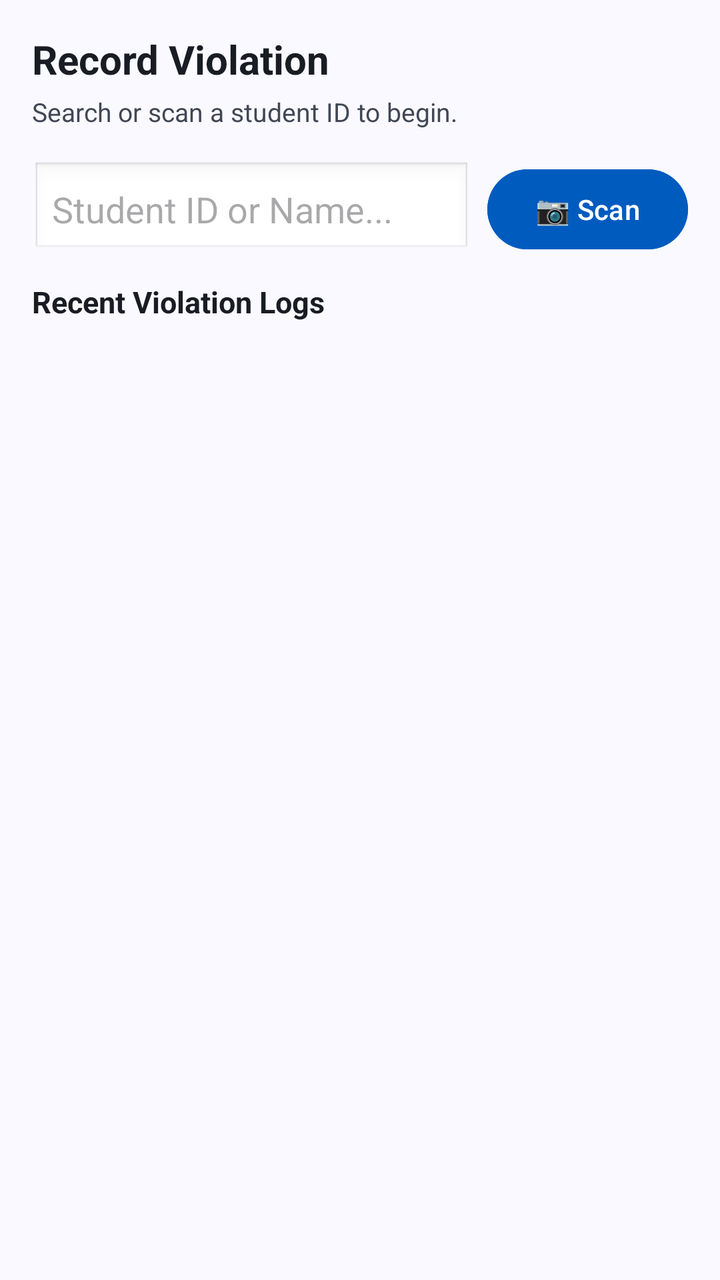
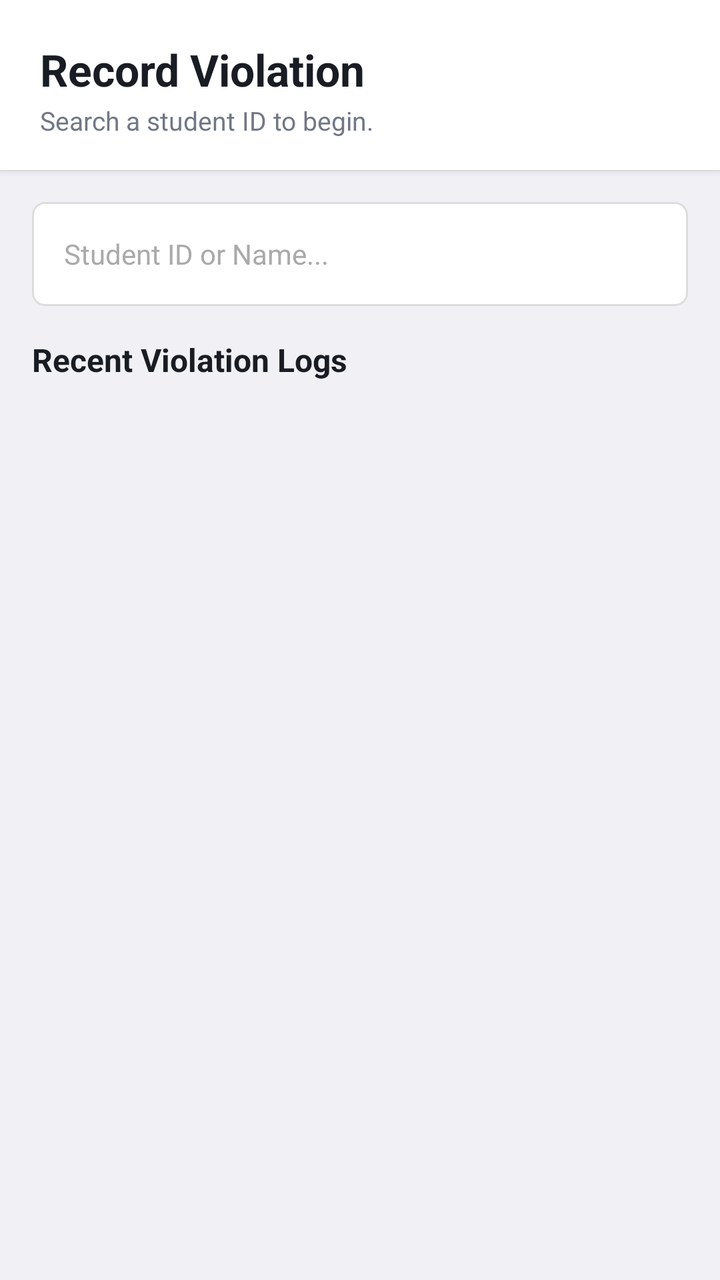

The first picture is an Android layout as it rendered before a commit; the second is the same layout after the commit. The layout source and the unified diff follow.
<!-- AndroidManifest.xml: application theme Theme.MBSISS -->
<!-- res/layout/fragment_violation.xml -->
<?xml version="1.0" encoding="utf-8"?>
<ScrollView
    xmlns:android="http://schemas.android.com/apk/res/android"
    android:layout_width="match_parent"
    android:layout_height="match_parent"
    android:background="#F9F9FF">

    <LinearLayout
        android:layout_width="match_parent"
        android:layout_height="wrap_content"
        android:orientation="vertical"
        android:padding="16dp">

        
        <TextView
            android:layout_width="wrap_content"
            android:layout_height="wrap_content"
            android:text="Record Violation"
            android:textSize="20sp"
            android:textStyle="bold"
            android:textColor="#191C23"
            android:layout_marginBottom="4dp"/>

        <TextView
            android:layout_width="wrap_content"
            android:layout_height="wrap_content"
            android:text="Search or scan a student ID to begin."
            android:textSize="13sp"
            android:textColor="#414754"
            android:layout_marginBottom="16dp"/>

        
        <LinearLayout
            android:layout_width="match_parent"
            android:layout_height="wrap_content"
            android:orientation="horizontal"
            android:gravity="center_vertical"
            android:layout_marginBottom="12dp">

            <EditText
                android:id="@+id/etSearch"
                android:layout_width="0dp"
                android:layout_height="wrap_content"
                android:layout_weight="1"
                android:hint="Student ID or Name..."
                android:inputType="text"
                android:padding="10dp"
                android:layout_marginEnd="8dp"
                android:background="@android:drawable/edit_text"/>

            <Button
                android:id="@+id/btnScanToFind"
                android:layout_width="wrap_content"
                android:layout_height="wrap_content"
                android:text="📷 Scan"
                android:backgroundTint="#005BBF"
                android:textColor="#FFFFFF"/>
        </LinearLayout>

        
        <LinearLayout
            android:id="@+id/cardStudent"
            android:layout_width="match_parent"
            android:layout_height="wrap_content"
            android:orientation="vertical"
            android:background="#FFFFFF"
            android:elevation="2dp"
            android:padding="16dp"
            android:layout_marginBottom="12dp"
            android:visibility="gone">

            <TextView
                android:id="@+id/tvStudentName"
                android:layout_width="wrap_content"
                android:layout_height="wrap_content"
                android:text="Student Name"
                android:textSize="17sp"
                android:textStyle="bold"
                android:textColor="#191C23"/>

            <TextView
                android:id="@+id/tvStudentId"
                android:layout_width="wrap_content"
                android:layout_height="wrap_content"
                android:text="ID: —"
                android:textSize="13sp"
                android:textColor="#414754"/>

            <TextView
                android:id="@+id/tvStudentCourse"
                android:layout_width="wrap_content"
                android:layout_height="wrap_content"
                android:text="Course | College"
                android:textSize="12sp"
                android:textColor="#727785"/>
        </LinearLayout>

        
        <LinearLayout
            android:id="@+id/layoutViolationSelector"
            android:layout_width="match_parent"
            android:layout_height="wrap_content"
            android:orientation="vertical"
            android:background="#FFFFFF"
            android:elevation="2dp"
            android:padding="16dp"
            android:layout_marginBottom="12dp"
            android:visibility="gone">

            <TextView
                android:layout_width="wrap_content"
                android:layout_height="wrap_content"
                android:text="Violation Category"
                android:textSize="12sp"
                android:textColor="#414754"
                android:layout_marginBottom="4dp"/>

            <Spinner
                android:id="@+id/spinnerCategory"
                android:layout_width="match_parent"
                android:layout_height="wrap_content"
                android:layout_marginBottom="12dp"/>

            <TextView
                android:layout_width="wrap_content"
                android:layout_height="wrap_content"
                android:text="Specific Violation"
                android:textSize="12sp"
                android:textColor="#414754"
                android:layout_marginBottom="4dp"/>

            <Spinner
                android:id="@+id/spinnerViolation"
                android:layout_width="match_parent"
                android:layout_height="wrap_content"
                android:layout_marginBottom="12dp"/>

            <TextView
                android:id="@+id/tvSeverityBadge"
                android:layout_width="wrap_content"
                android:layout_height="wrap_content"
                android:text="Severity: —"
                android:textColor="#FFFFFF"
                android:textSize="12sp"
                android:paddingHorizontal="12dp"
                android:paddingVertical="4dp"
                android:layout_marginBottom="12dp"
                android:background="#414754"/>

            <EditText
                android:id="@+id/etNotes"
                android:layout_width="match_parent"
                android:layout_height="wrap_content"
                android:hint="Notes (optional)"
                android:minLines="2"
                android:inputType="textMultiLine"
                android:padding="10dp"
                android:layout_marginBottom="12dp"
                android:background="@android:drawable/edit_text"/>

            <Button
                android:id="@+id/btnSubmitViolation"
                android:layout_width="match_parent"
                android:layout_height="wrap_content"
                android:text="Submit Violation"
                android:backgroundTint="#BA1A1A"
                android:textColor="#FFFFFF"/>
        </LinearLayout>

        
        <TextView
            android:layout_width="wrap_content"
            android:layout_height="wrap_content"
            android:text="Recent Violation Logs"
            android:textSize="15sp"
            android:textStyle="bold"
            android:textColor="#191C23"
            android:layout_marginBottom="8dp"/>

        
        <androidx.recyclerview.widget.RecyclerView
            android:id="@+id/recyclerLog"
            android:layout_width="match_parent"
            android:layout_height="400dp"
            android:nestedScrollingEnabled="false"/>

    </LinearLayout>
</ScrollView>
<!-- resources referenced by this layout -->
<resources>
  <style name="Theme.MBSISS" parent="Base.Theme.MBSISS" />
  <style name="Base.Theme.MBSISS" parent="Theme.Material3.DayNight.NoActionBar">
          
          
      </style>
</resources>

<!-- the commit's change to res/layout/fragment_violation.xml (unified diff, before → after) -->
@@ -1,188 +1,225 @@
 <?xml version="1.0" encoding="utf-8"?>
-<ScrollView
+<LinearLayout
     xmlns:android="http://schemas.android.com/apk/res/android"
     android:layout_width="match_parent"
     android:layout_height="match_parent"
-    android:background="#F9F9FF">
-
+    android:orientation="vertical"
+    android:background="#F0F0F5">
+
+    
     <LinearLayout
         android:layout_width="match_parent"
         android:layout_height="wrap_content"
+        android:background="#FFFFFF"
+        android:paddingHorizontal="20dp"
+        android:paddingTop="20dp"
+        android:paddingBottom="16dp"
         android:orientation="vertical"
-        android:padding="16dp">
-
-        
+        android:elevation="2dp">
+
         <TextView
             android:layout_width="wrap_content"
             android:layout_height="wrap_content"
             android:text="Record Violation"
-            android:textSize="20sp"
+            android:textSize="22sp"
             android:textStyle="bold"
-            android:textColor="#191C23"
-            android:layout_marginBottom="4dp"/>
+            android:textColor="#191C23"/>
 
         <TextView
             android:layout_width="wrap_content"
             android:layout_height="wrap_content"
-            android:text="Search or scan a student ID to begin."
+            android:text="Search a student ID to begin."
             android:textSize="13sp"
-            android:textColor="#414754"
-            android:layout_marginBottom="16dp"/>
-
-        
+            android:textColor="#727785"
+            android:layout_marginTop="2dp"/>
+    </LinearLayout>
+
+    <ScrollView
+        android:layout_width="match_parent"
+        android:layout_height="0dp"
+        android:layout_weight="1"
+        android:fillViewport="true">
+
         <LinearLayout
             android:layout_width="match_parent"
             android:layout_height="wrap_content"
-            android:orientation="horizontal"
-            android:gravity="center_vertical"
-            android:layout_marginBottom="12dp">
-
+            android:orientation="vertical"
+            android:paddingHorizontal="16dp"
+            android:paddingTop="16dp"
+            android:paddingBottom="24dp">
+
+            
             <EditText
                 android:id="@+id/etSearch"
-                android:layout_width="0dp"
-                android:layout_height="wrap_content"
-                android:layout_weight="1"
+                android:layout_width="match_parent"
+                android:layout_height="52dp"
                 android:hint="Student ID or Name..."
                 android:inputType="text"
-                android:padding="10dp"
-                android:layout_marginEnd="8dp"
-                android:background="@android:drawable/edit_text"/>
-
-            <Button
-                android:id="@+id/btnScanToFind"
-                android:layout_width="wrap_content"
-                android:layout_height="wrap_content"
-                android:text="📷 Scan"
-                android:backgroundTint="#005BBF"
-                android:textColor="#FFFFFF"/>
-        </LinearLayout>
-
-        
-        <LinearLayout
-            android:id="@+id/cardStudent"
-            android:layout_width="match_parent"
-            android:layout_height="wrap_content"
-            android:orientation="vertical"
-            android:background="#FFFFFF"
-            android:elevation="2dp"
-            android:padding="16dp"
-            android:layout_marginBottom="12dp"
-            android:visibility="gone">
-
-            <TextView
-                android:id="@+id/tvStudentName"
-                android:layout_width="wrap_content"
-                android:layout_height="wrap_content"
-                android:text="Student Name"
-                android:textSize="17sp"
-                android:textStyle="bold"
-                android:textColor="#191C23"/>
-
-            <TextView
-                android:id="@+id/tvStudentId"
-                android:layout_width="wrap_content"
-                android:layout_height="wrap_content"
-                android:text="ID: —"
-                android:textSize="13sp"
-                android:textColor="#414754"/>
-
-            <TextView
-                android:id="@+id/tvStudentCourse"
-                android:layout_width="wrap_content"
-                android:layout_height="wrap_content"
-                android:text="Course | College"
-                android:textSize="12sp"
-                android:textColor="#727785"/>
-        </LinearLayout>
-
-        
-        <LinearLayout
-            android:id="@+id/layoutViolationSelector"
-            android:layout_width="match_parent"
-            android:layout_height="wrap_content"
-            android:orientation="vertical"
-            android:background="#FFFFFF"
-            android:elevation="2dp"
-            android:padding="16dp"
-            android:layout_marginBottom="12dp"
-            android:visibility="gone">
-
+                android:paddingHorizontal="16dp"
+                android:paddingVertical="0dp"
+                android:textSize="14sp"
+                android:textColor="#191C23"
+                android:textColorHint="#AAAAAA"
+                android:background="@drawable/bg_search_field"
+                android:layout_marginBottom="16dp"
+                android:maxLines="1"
+                android:imeOptions="actionSearch"
+                android:singleLine="true"/>
+
+            
+            <LinearLayout
+                android:id="@+id/cardStudent"
+                android:layout_width="match_parent"
+                android:layout_height="wrap_content"
+                android:orientation="vertical"
+                android:background="#FFFFFF"
+                android:elevation="2dp"
+                android:padding="16dp"
+                android:layout_marginBottom="12dp"
+                android:visibility="gone">
+
+                <LinearLayout
+                    android:layout_width="match_parent"
+                    android:layout_height="wrap_content"
+                    android:orientation="horizontal"
+                    android:gravity="center_vertical"
+                    android:layout_marginBottom="4dp">
+
+                    <TextView
+                        android:layout_width="42dp"
+                        android:layout_height="42dp"
+                        android:text="👤"
+                        android:textSize="20sp"
+                        android:gravity="center"
+                        android:background="#EEF2FF"
+                        android:layout_marginEnd="12dp"/>
+
+                    <LinearLayout
+                        android:layout_width="0dp"
+                        android:layout_height="wrap_content"
+                        android:layout_weight="1"
+                        android:orientation="vertical">
+
+                        <TextView
+                            android:id="@+id/tvStudentName"
+                            android:layout_width="wrap_content"
+                            android:layout_height="wrap_content"
+                            android:text="Student Name"
+                            android:textSize="15sp"
+                            android:textStyle="bold"
+                            android:textColor="#191C23"/>
+
+                        <TextView
+                            android:id="@+id/tvStudentId"
+                            android:layout_width="wrap_content"
+                            android:layout_height="wrap_content"
+                            android:text="ID: —"
+                            android:textSize="12sp"
+                            android:textColor="#727785"/>
+                    </LinearLayout>
+                </LinearLayout>
+
+                <TextView
+                    android:id="@+id/tvStudentCourse"
+                    android:layout_width="wrap_content"
+                    android:layout_height="wrap_content"
+                    android:text="Course | College"
+                    android:textSize="12sp"
+                    android:textColor="#727785"
+                    android:layout_marginTop="4dp"/>
+            </LinearLayout>
+
+            
+            <LinearLayout
+                android:id="@+id/layoutViolationSelector"
+                android:layout_width="match_parent"
+                android:layout_height="wrap_content"
+                android:orientation="vertical"
+                android:background="#FFFFFF"
+                android:elevation="2dp"
+                android:padding="16dp"
+                android:layout_marginBottom="16dp"
+                android:visibility="gone">
+
+                <TextView
+                    android:layout_width="wrap_content"
+                    android:layout_height="wrap_content"
+                    android:text="Violation Category"
+                    android:textSize="12sp"
+                    android:textColor="#414754"
+                    android:layout_marginBottom="4dp"/>
+
+                <Spinner
+                    android:id="@+id/spinnerCategory"
+                    android:layout_width="match_parent"
+                    android:layout_height="wrap_content"
+                    android:layout_marginBottom="12dp"/>
+
+                <TextView
+                    android:layout_width="wrap_content"
+                    android:layout_height="wrap_content"
+                    android:text="Specific Violation"
+                    android:textSize="12sp"
+                    android:textColor="#414754"
+                    android:layout_marginBottom="4dp"/>
+
+                <Spinner
+                    android:id="@+id/spinnerViolation"
+                    android:layout_width="match_parent"
+                    android:layout_height="wrap_content"
+                    android:layout_marginBottom="12dp"/>
+
+                <TextView
+                    android:id="@+id/tvSeverityBadge"
+                    android:layout_width="wrap_content"
+                    android:layout_height="wrap_content"
+                    android:text="Severity: —"
+                    android:textColor="#FFFFFF"
+                    android:textSize="12sp"
+                    android:paddingHorizontal="12dp"
+                    android:paddingVertical="4dp"
+                    android:layout_marginBottom="12dp"
+                    android:background="#414754"/>
+
+                <EditText
+                    android:id="@+id/etNotes"
+                    android:layout_width="match_parent"
+                    android:layout_height="wrap_content"
+                    android:hint="Notes (optional)"
+                    android:minLines="2"
+                    android:inputType="textMultiLine"
+                    android:padding="10dp"
+                    android:layout_marginBottom="12dp"
+                    android:background="@android:drawable/edit_text"/>
+
+                <Button
+                    android:id="@+id/btnSubmitViolation"
+                    android:layout_width="match_parent"
+                    android:layout_height="wrap_content"
+                    android:text="Submit Violation"
+                    android:backgroundTint="#BA1A1A"
+                    android:textColor="#FFFFFF"
+                    android:stateListAnimator="@null"/>
+            </LinearLayout>
+
+            
             <TextView
                 android:layout_width="wrap_content"
                 android:layout_height="wrap_content"
-                android:text="Violation Category"
-                android:textSize="12sp"
-                android:textColor="#414754"
-                android:layout_marginBottom="4dp"/>
-
-            <Spinner
-                android:id="@+id/spinnerCategory"
-                android:layout_width="match_parent"
-                android:layout_height="wrap_content"
+                android:text="Recent Violation Logs"
+                android:textSize="16sp"
+                android:textStyle="bold"
+                android:textColor="#191C23"
                 android:layout_marginBottom="12dp"/>
 
-            <TextView
-                android:layout_width="wrap_content"
-                android:layout_height="wrap_content"
-                android:text="Specific Violation"
-                android:textSize="12sp"
-                android:textColor="#414754"
-                android:layout_marginBottom="4dp"/>
-
-            <Spinner
-                android:id="@+id/spinnerViolation"
-                android:layout_width="match_parent"
-                android:layout_height="wrap_content"
-                android:layout_marginBottom="12dp"/>
-
-            <TextView
-                android:id="@+id/tvSeverityBadge"
-                android:layout_width="wrap_content"
-                android:layout_height="wrap_content"
-                android:text="Severity: —"
-                android:textColor="#FFFFFF"
-                android:textSize="12sp"
-                android:paddingHorizontal="12dp"
-                android:paddingVertical="4dp"
-                android:layout_marginBottom="12dp"
-                android:background="#414754"/>
-
-            <EditText
-                android:id="@+id/etNotes"
-                android:layout_width="match_parent"
-                android:layout_height="wrap_content"
-                android:hint="Notes (optional)"
-                android:minLines="2"
-                android:inputType="textMultiLine"
-                android:padding="10dp"
-                android:layout_marginBottom="12dp"
-                android:background="@android:drawable/edit_text"/>
-
-            <Button
-                android:id="@+id/btnSubmitViolation"
-                android:layout_width="match_parent"
-                android:layout_height="wrap_content"
-                android:text="Submit Violation"
-                android:backgroundTint="#BA1A1A"
-                android:textColor="#FFFFFF"/>
+            
+            <androidx.recyclerview.widget.RecyclerView
+                android:id="@+id/recyclerLog"
+                android:layout_width="match_parent"
+                android:layout_height="wrap_content"
+                android:nestedScrollingEnabled="false"
+                android:clipToPadding="false"/>
+
         </LinearLayout>
-
-        
-        <TextView
-            android:layout_width="wrap_content"
-            android:layout_height="wrap_content"
-            android:text="Recent Violation Logs"
-            android:textSize="15sp"
-            android:textStyle="bold"
-            android:textColor="#191C23"
-            android:layout_marginBottom="8dp"/>
-
-        
-        <androidx.recyclerview.widget.RecyclerView
-            android:id="@+id/recyclerLog"
-            android:layout_width="match_parent"
-            android:layout_height="400dp"
-            android:nestedScrollingEnabled="false"/>
-
-    </LinearLayout>
-</ScrollView>
+    </ScrollView>
+</LinearLayout>
<!-- resource entries referenced after the edit -->
@@ -1,5 +1,22 @@
 <!-- resources referenced by this layout -->
 <resources>
+  <!-- drawable bg_search_field (drawable) -->
+  <?xml version="1.0" encoding="utf-8"?>
+  <shape xmlns:android="http://schemas.android.com/apk/res/android"
+      android:shape="rectangle">
+  
+      
+      <solid android:color="#FFFFFF"/>
+  
+      
+      <stroke
+          android:width="1dp"
+          android:color="#DDDDDD"/>
+  
+      
+      <corners android:radius="6dp"/>
+  
+  </shape>
   <style name="Theme.MBSISS" parent="Base.Theme.MBSISS" />
   <style name="Base.Theme.MBSISS" parent="Theme.Material3.DayNight.NoActionBar">
           
